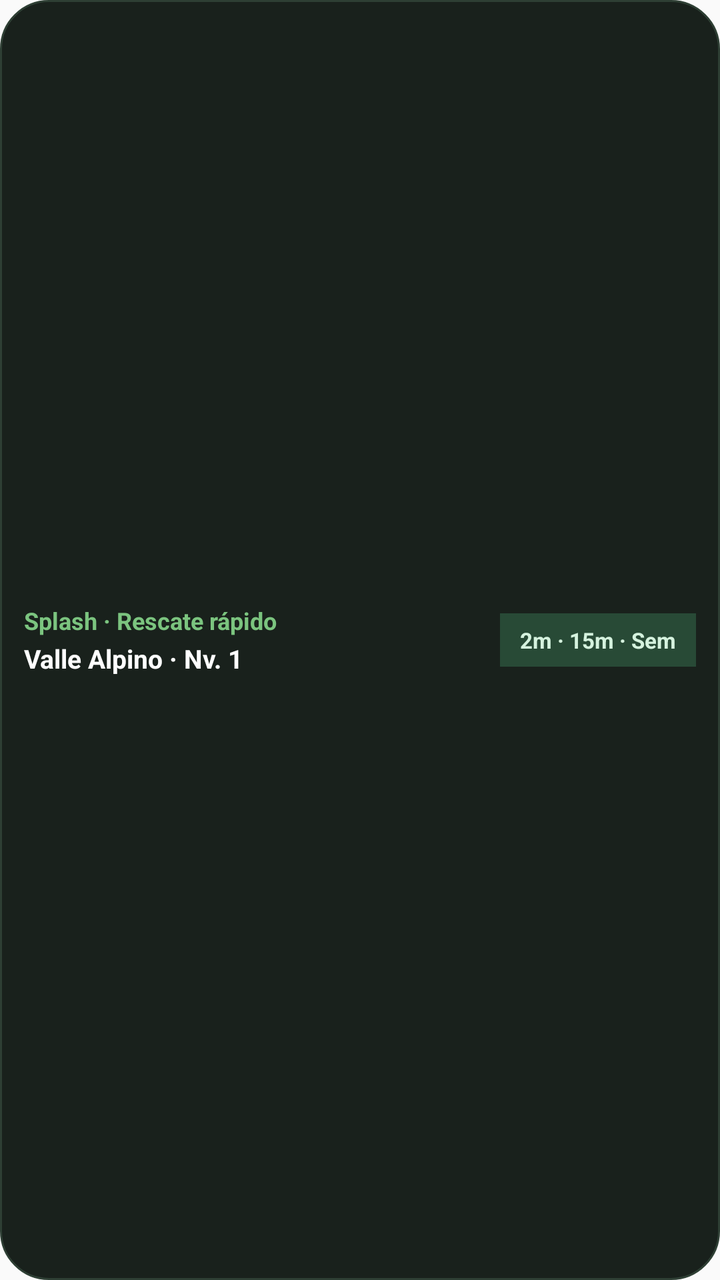
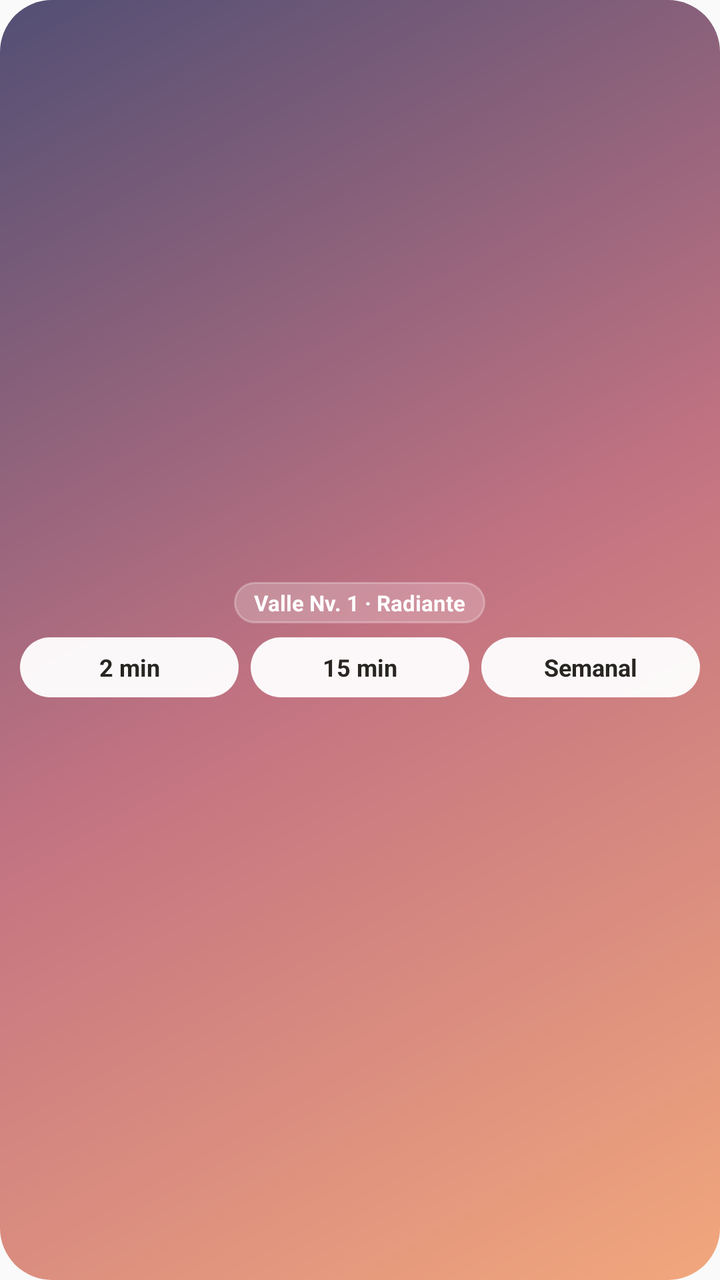

Two renders of the same Android screen: before a commit and after it. Below are the layout's source before the change and the commit's diff.
<!-- AndroidManifest.xml: application theme AppTheme -->
<!-- res/layout/widget_splash_quick.xml -->
<?xml version="1.0" encoding="utf-8"?>
<LinearLayout xmlns:android="http://schemas.android.com/apk/res/android"
    android:id="@+id/widget_quick_root"
    android:layout_width="match_parent"
    android:layout_height="match_parent"
    android:background="@drawable/widget_splash_bg"
    android:gravity="center_vertical"
    android:orientation="horizontal"
    android:padding="12dp">

    <LinearLayout
        android:layout_width="0dp"
        android:layout_height="wrap_content"
        android:layout_weight="1"
        android:orientation="vertical">

        <TextView
            android:layout_width="wrap_content"
            android:layout_height="wrap_content"
            android:text="Splash · Rescate rápido"
            android:textColor="#7BC47F"
            android:textSize="12sp"
            android:textStyle="bold" />

        <TextView
            android:id="@+id/widget_quick_sub"
            android:layout_width="wrap_content"
            android:layout_height="wrap_content"
            android:layout_marginTop="2dp"
            android:ellipsize="end"
            android:maxLines="1"
            android:text="Valle Alpino · Nv. 1"
            android:textColor="#FFFFFF"
            android:textSize="13sp"
            android:textStyle="bold" />
    </LinearLayout>

    <TextView
        android:layout_width="wrap_content"
        android:layout_height="wrap_content"
        android:background="#284A36"
        android:paddingLeft="10dp"
        android:paddingTop="6dp"
        android:paddingRight="10dp"
        android:paddingBottom="6dp"
        android:text="2m · 15m · Sem"
        android:textColor="#D5F2DE"
        android:textSize="11sp"
        android:textStyle="bold" />
</LinearLayout>
<!-- resources referenced by this layout -->
<resources>
  <!-- drawable widget_splash_bg (drawable) -->
  <?xml version="1.0" encoding="utf-8"?>
  <shape xmlns:android="http://schemas.android.com/apk/res/android"
      android:shape="rectangle">
      <solid android:color="#19211C" />
      <corners android:radius="24dp" />
      <stroke
          android:width="1dp"
          android:color="#2E3F34" />
  </shape>
  <style name="AppTheme" parent="Theme.AppCompat.Light.DarkActionBar">
          
          <item name="colorPrimary">@color/colorPrimary</item>
          <item name="colorPrimaryDark">@color/colorPrimaryDark</item>
          <item name="colorAccent">@color/colorAccent</item>
      </style>
</resources>

<!-- the commit's change to res/layout/widget_splash_quick.xml (unified diff, before → after) -->
@@ -3,48 +3,70 @@
     android:id="@+id/widget_quick_root"
     android:layout_width="match_parent"
     android:layout_height="match_parent"
-    android:background="@drawable/widget_splash_bg"
-    android:gravity="center_vertical"
-    android:orientation="horizontal"
-    android:padding="12dp">
+    android:background="@drawable/widget_quick_bg_light"
+    android:gravity="center"
+    android:orientation="vertical"
+    android:padding="10dp">
+
+    <TextView
+        android:id="@+id/widget_quick_sub"
+        android:layout_width="wrap_content"
+        android:layout_height="wrap_content"
+        android:background="@drawable/widget_quick_badge"
+        android:ellipsize="end"
+        android:maxLines="1"
+        android:paddingLeft="10dp"
+        android:paddingTop="3dp"
+        android:paddingRight="10dp"
+        android:paddingBottom="3dp"
+        android:text="Valle Nv. 1 · Radiante"
+        android:textColor="#FFFFFF"
+        android:textSize="11sp"
+        android:textStyle="bold" />
 
     <LinearLayout
-        android:layout_width="0dp"
+        android:layout_width="match_parent"
         android:layout_height="wrap_content"
-        android:layout_weight="1"
-        android:orientation="vertical">
+        android:layout_marginTop="7dp"
+        android:gravity="center"
+        android:orientation="horizontal">
 
         <TextView
-            android:layout_width="wrap_content"
-            android:layout_height="wrap_content"
-            android:text="Splash · Rescate rápido"
-            android:textColor="#7BC47F"
+            android:id="@+id/widget_quick_btn_2m"
+            android:layout_width="0dp"
+            android:layout_height="30dp"
+            android:layout_weight="1"
+            android:background="@drawable/widget_quick_chip_light"
+            android:gravity="center"
+            android:text="2 min"
+            android:textColor="#282622"
             android:textSize="12sp"
             android:textStyle="bold" />
 
         <TextView
-            android:id="@+id/widget_quick_sub"
-            android:layout_width="wrap_content"
-            android:layout_height="wrap_content"
-            android:layout_marginTop="2dp"
-            android:ellipsize="end"
-            android:maxLines="1"
-            android:text="Valle Alpino · Nv. 1"
-            android:textColor="#FFFFFF"
-            android:textSize="13sp"
+            android:id="@+id/widget_quick_btn_15m"
+            android:layout_width="0dp"
+            android:layout_height="30dp"
+            android:layout_marginStart="6dp"
+            android:layout_weight="1"
+            android:background="@drawable/widget_quick_chip_light"
+            android:gravity="center"
+            android:text="15 min"
+            android:textColor="#282622"
+            android:textSize="12sp"
+            android:textStyle="bold" />
+
+        <TextView
+            android:id="@+id/widget_quick_btn_wk"
+            android:layout_width="0dp"
+            android:layout_height="30dp"
+            android:layout_marginStart="6dp"
+            android:layout_weight="1"
+            android:background="@drawable/widget_quick_chip_light"
+            android:gravity="center"
+            android:text="Semanal"
+            android:textColor="#282622"
+            android:textSize="12sp"
             android:textStyle="bold" />
     </LinearLayout>
-
-    <TextView
-        android:layout_width="wrap_content"
-        android:layout_height="wrap_content"
-        android:background="#284A36"
-        android:paddingLeft="10dp"
-        android:paddingTop="6dp"
-        android:paddingRight="10dp"
-        android:paddingBottom="6dp"
-        android:text="2m · 15m · Sem"
-        android:textColor="#D5F2DE"
-        android:textSize="11sp"
-        android:textStyle="bold" />
 </LinearLayout>
<!-- resource entries referenced after the edit -->
@@ -1,14 +1,33 @@
 <!-- resources referenced by this layout -->
 <resources>
-  <!-- drawable widget_splash_bg (drawable) -->
+  <!-- drawable widget_quick_badge (drawable) -->
   <?xml version="1.0" encoding="utf-8"?>
   <shape xmlns:android="http://schemas.android.com/apk/res/android"
       android:shape="rectangle">
-      <solid android:color="#19211C" />
-      <corners android:radius="24dp" />
+      <solid android:color="#38FFFFFF" />
+      <corners android:radius="999dp" />
       <stroke
           android:width="1dp"
-          android:color="#2E3F34" />
+          android:color="#44FFFFFF" />
+  </shape>
+  <!-- drawable widget_quick_bg_light (drawable) -->
+  <?xml version="1.0" encoding="utf-8"?>
+  <shape xmlns:android="http://schemas.android.com/apk/res/android"
+      android:shape="rectangle">
+      <gradient
+          android:angle="135"
+          android:centerColor="#C27382"
+          android:endColor="#524F74"
+          android:startColor="#F2A77C"
+          android:type="linear" />
+      <corners android:radius="26dp" />
+  </shape>
+  <!-- drawable widget_quick_chip_light (drawable) -->
+  <?xml version="1.0" encoding="utf-8"?>
+  <shape xmlns:android="http://schemas.android.com/apk/res/android"
+      android:shape="rectangle">
+      <solid android:color="#F2FFFFFF" />
+      <corners android:radius="999dp" />
   </shape>
   <style name="AppTheme" parent="Theme.AppCompat.Light.DarkActionBar">
           
